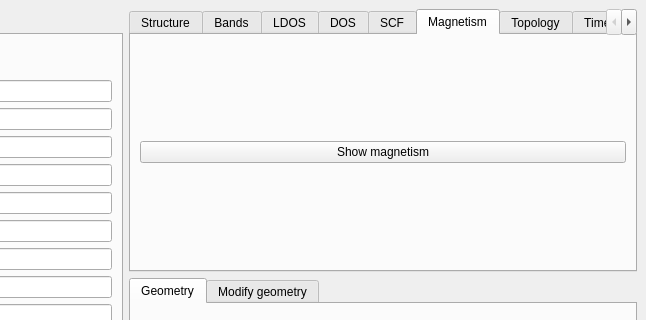
Above: interface-pyqt/0d/interface.ui from joselado/quantum-lattice before the change; both pictures show x 395 to 1041 and y 0 to 320 of the 1041 by 600 pixel window. Below: the same form after it.
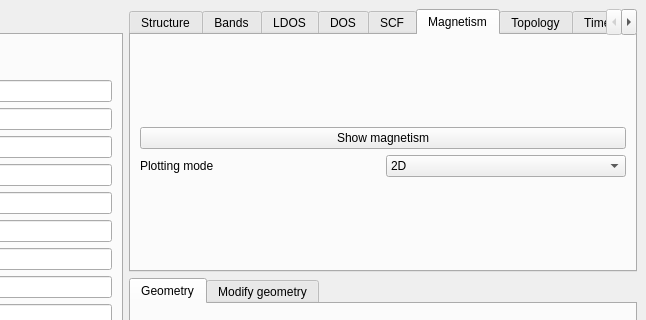
That is the form after the change. The open tabs and pages were chosen to show the change.

```diff
--- a/interface-pyqt/0d/interface.ui
+++ b/interface-pyqt/0d/interface.ui
@@ -928,6 +928,29 @@
        </attribute>
        <layout class="QGridLayout" name="gridLayout_13">
         <item row="0" column="0">
+         <layout class="QGridLayout" name="gridLayout_26">
+          <item row="1" column="0">
+           <widget class="QLabel" name="label_43">
+            <property name="text">
+             <string>Plotting mode</string>
+            </property>
+           </widget>
+          </item>
+          <item row="1" column="1">
+           <widget class="QComboBox" name="magnetization_plot_mode">
+            <item>
+             <property name="text">
+              <string>2D</string>
+             </property>
+            </item>
+            <item>
+             <property name="text">
+              <string>3D</string>
+             </property>
+            </item>
+           </widget>
+          </item>
+          <item row="0" column="0" colspan="2">
          <widget class="QPushButton" name="show_magnetism">
           <property name="text">
            <string>Show magnetism</string>
@@ -935,6 +958,8 @@
          </widget>
         </item>
        </layout>
+        </item>
+       </layout>
       </widget>
       <widget class="QWidget" name="tab_13">
        <attribute name="title">
```
Left out of the diff: 2 changed lines with no effect on the pictures. Lines whose indentation alone changed are shown as unchanged.
